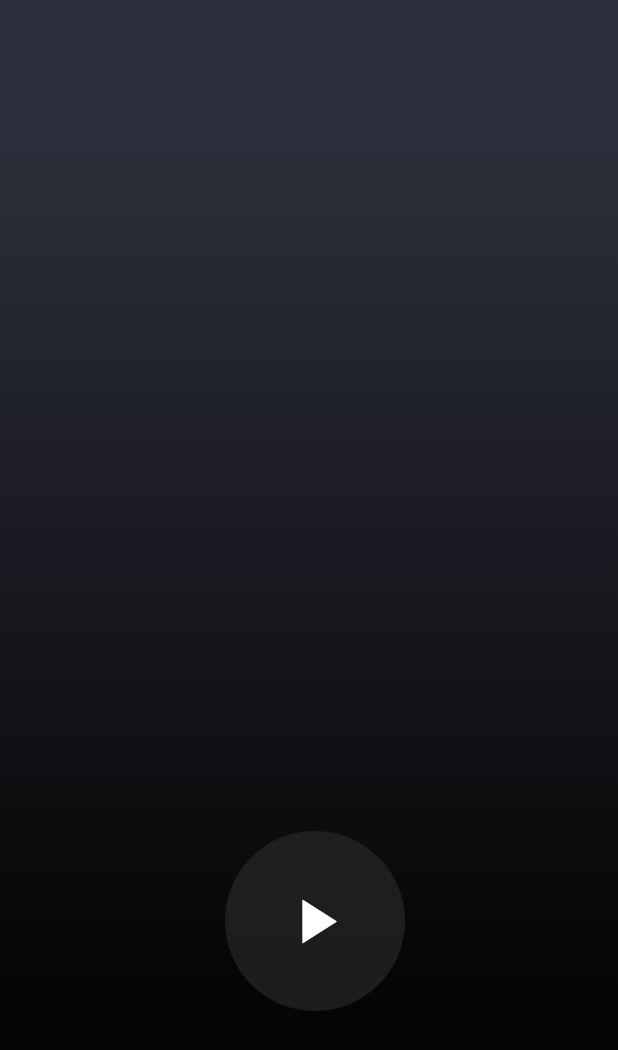
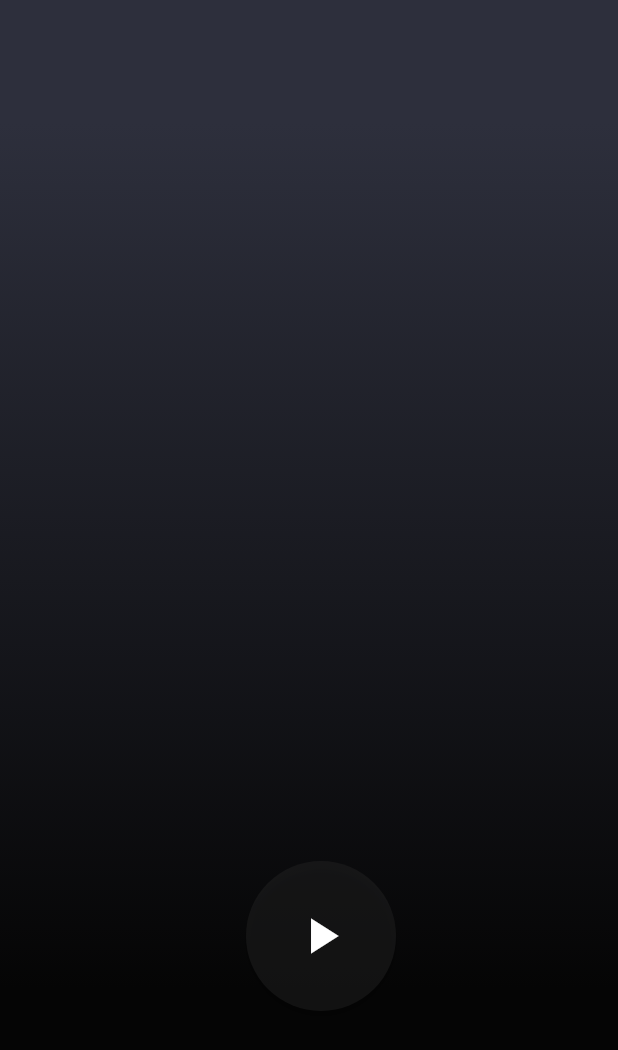
Before and after one commit to SwaXTech/ADFRadio-Flutter, a Flutter app: the screen it shows after launch, on a phone screen of 412 x 824 dp. Shown: the top 1050 px of the screen. Run offline on Flutter 3.47's test engine with Material 2 defaults, Android fonts, the phone set to English and light mode, and no system bars; statements that could not run were skipped.

Commit message:
Raised button

```diff
--- a/lib/main.dart
+++ b/lib/main.dart
@@ -34,7 +34,7 @@ class HomePage extends StatelessWidget{
           Container(
             decoration: buildBackground()
           ),
-          Positioned(child: Button(), bottom: 150, left: 150,)
+          Positioned(child: Button(), bottom: 150, left: 148,)
         ],
       )
     );
@@ -44,17 +44,20 @@ class HomePage extends StatelessWidget{
 class Button extends StatelessWidget {
   @override
   Widget build(BuildContext context) {
-    return InkWell(
+
+    return ElevatedButton(
       child: Container(
-        decoration: BoxDecoration(
-          color: Color.fromRGBO(39, 39, 39, 0.7),
-          borderRadius: BorderRadius.circular(100),
-        ),
-        height: 120,
-        width: 120,
-        child: Icon(Icons.play_arrow, size: 50, color: Colors.white,),
+        width: 100,
+        height: 100,
+        alignment: Alignment.center,
+        decoration: BoxDecoration(shape: BoxShape.circle),
+        child: Icon(Icons.play_arrow, size: 40,)
       ),
-      onTap: RadioApi.toggleState,
+      style: ElevatedButton.styleFrom(
+          shape: CircleBorder(),
+          primary: Color.fromRGBO(39, 39, 39, 0.4)
+      ),
+      onPressed: RadioApi.toggleState,
     );
   }
 }
```
